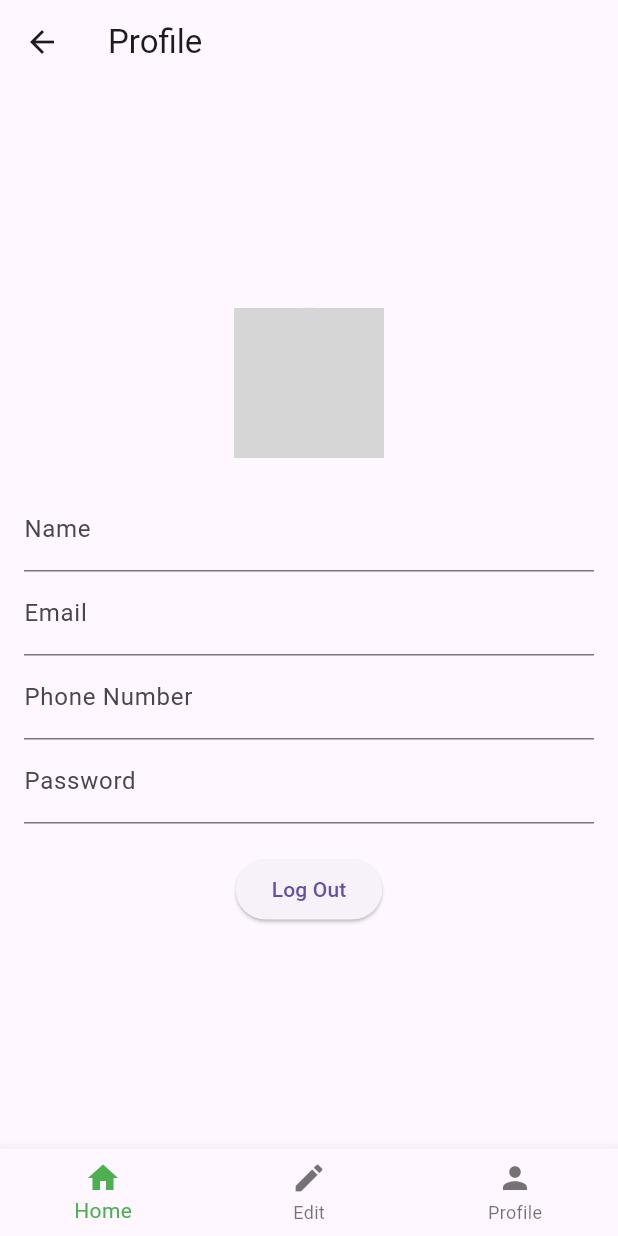
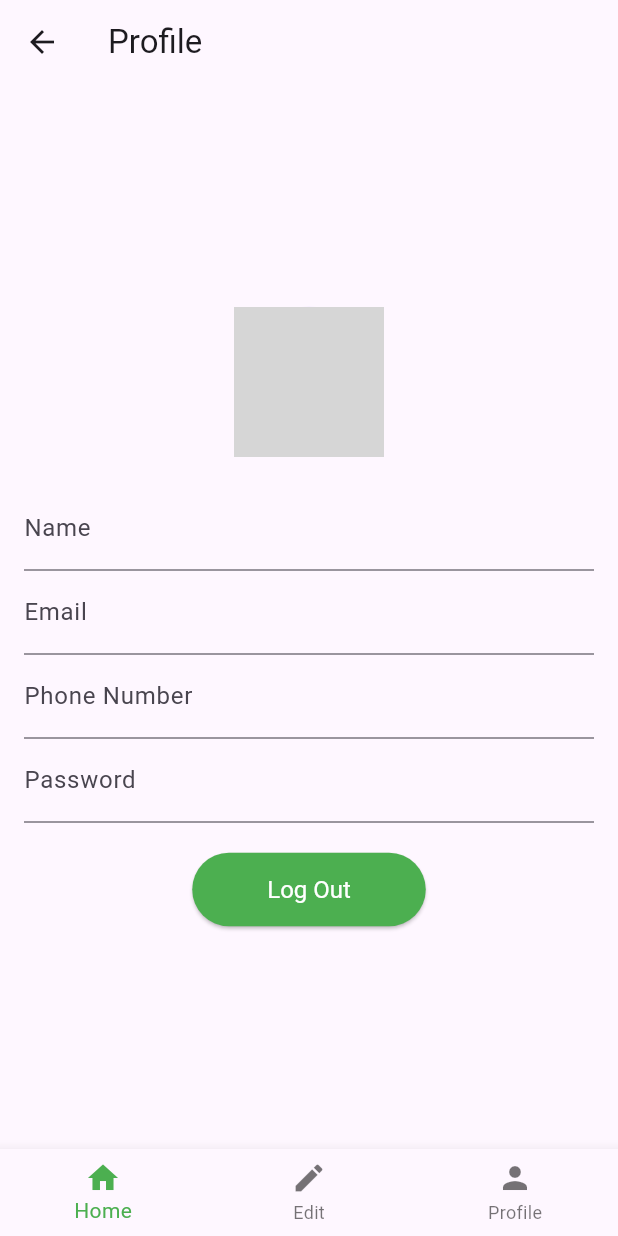
Before and after one commit to JannahHasnaa2/votingapp, a Flutter app: the ProfileScreen screen opened directly with empty values, on a phone screen of 412 x 824 dp. Run offline on Flutter 3.47's test engine with Material 3 defaults, Android fonts, the phone set to English and light mode, and no system bars; our stand-ins replace shared_preferences; accounts and stored records are empty; grey boxes are pictures that could not be loaded.

Commit message:
Update profile_screen.dart

```diff
--- a/lib/profile_screen.dart
+++ b/lib/profile_screen.dart
@@ -1,5 +1,4 @@
 import 'package:flutter/material.dart';
-import 'package:shared_preferences/shared_preferences.dart';
 
 class ProfileScreen extends StatefulWidget {
   final String name;
@@ -79,7 +78,18 @@ class _ProfileScreenState extends State<ProfileScreen> {
                 // Handle logout functionality
                 Navigator.pushNamed(context, '/login');
               },
-              child: Text('Log Out'),
+              style: ElevatedButton.styleFrom(
+                backgroundColor: Colors.green,
+                padding: EdgeInsets.symmetric(horizontal: 50, vertical: 15),
+                textStyle: TextStyle(fontSize: 16, color: Colors.white),
+                shape: RoundedRectangleBorder(
+                  borderRadius: BorderRadius.circular(30),
+                ),
+              ),
+              child: Text(
+                'Log Out',
+                style: TextStyle(color: Colors.white),
+              ),
             ),
           ],
         ),
```
